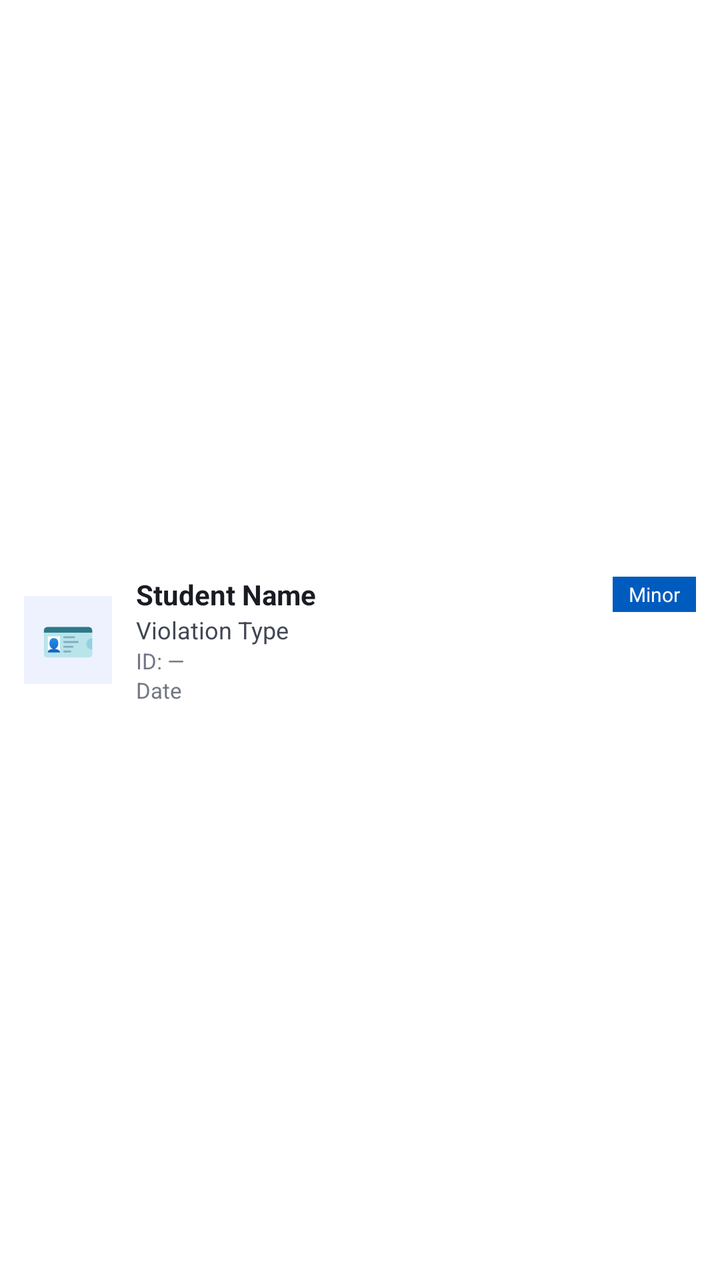
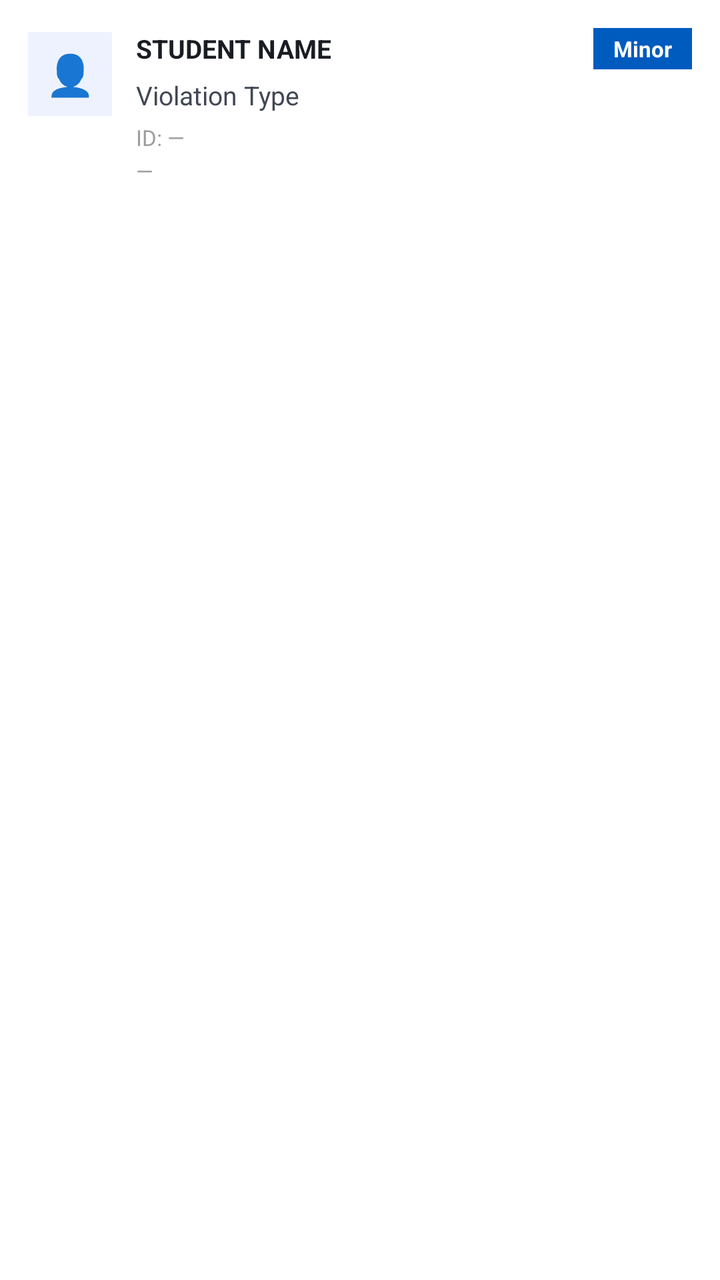

Before-and-after screenshots of an Android layout around one commit, followed by the original layout XML and the change that was made.
<!-- AndroidManifest.xml: application theme Theme.MBSISS -->
<!-- res/layout/item_violation_log.xml -->
<?xml version="1.0" encoding="utf-8"?>
<LinearLayout
    xmlns:android="http://schemas.android.com/apk/res/android"
    android:layout_width="match_parent"
    android:layout_height="wrap_content"
    android:orientation="horizontal"
    android:background="#FFFFFF"
    android:padding="12dp"
    android:layout_marginBottom="8dp"
    android:elevation="1dp"
    android:gravity="center_vertical">

    
    <TextView
        android:layout_width="44dp"
        android:layout_height="44dp"
        android:text="🪪"
        android:textSize="22sp"
        android:gravity="center"
        android:background="#EEF2FF"
        android:layout_marginEnd="12dp"/>

    
    <LinearLayout
        android:layout_width="0dp"
        android:layout_height="wrap_content"
        android:layout_weight="1"
        android:orientation="vertical">

        <LinearLayout
            android:layout_width="match_parent"
            android:layout_height="wrap_content"
            android:orientation="horizontal"
            android:gravity="center_vertical">

            <TextView
                android:id="@+id/tvLogStudentName"
                android:layout_width="0dp"
                android:layout_height="wrap_content"
                android:layout_weight="1"
                android:text="Student Name"
                android:textSize="14sp"
                android:textStyle="bold"
                android:textColor="#191C23"/>

            <TextView
                android:id="@+id/tvLogSeverity"
                android:layout_width="wrap_content"
                android:layout_height="wrap_content"
                android:text="Minor"
                android:textSize="10sp"
                android:textColor="#FFFFFF"
                android:paddingHorizontal="8dp"
                android:paddingVertical="2dp"
                android:background="#005BBF"/>
        </LinearLayout>

        <TextView
            android:id="@+id/tvLogViolation"
            android:layout_width="wrap_content"
            android:layout_height="wrap_content"
            android:text="Violation Type"
            android:textSize="12sp"
            android:textColor="#414754"/>

        <TextView
            android:id="@+id/tvLogStudentId"
            android:layout_width="wrap_content"
            android:layout_height="wrap_content"
            android:text="ID: —"
            android:textSize="11sp"
            android:textColor="#727785"/>

        <TextView
            android:id="@+id/tvLogDate"
            android:layout_width="wrap_content"
            android:layout_height="wrap_content"
            android:text="Date"
            android:textSize="11sp"
            android:textColor="#727785"/>
    </LinearLayout>
</LinearLayout>
<!-- resources referenced by this layout -->
<resources>
  <style name="Theme.MBSISS" parent="Base.Theme.MBSISS" />
  <style name="Base.Theme.MBSISS" parent="Theme.Material3.DayNight.NoActionBar">
          
          
      </style>
</resources>

<!-- the commit's change to res/layout/item_violation_log.xml (unified diff, before → after) -->
@@ -5,20 +5,21 @@
     android:layout_height="wrap_content"
     android:orientation="horizontal"
     android:background="#FFFFFF"
-    android:padding="12dp"
-    android:layout_marginBottom="8dp"
+    android:padding="14dp"
+    android:layout_marginBottom="10dp"
     android:elevation="1dp"
-    android:gravity="center_vertical">
+    android:gravity="top">
 
     
     <TextView
-        android:layout_width="44dp"
-        android:layout_height="44dp"
-        android:text="🪪"
-        android:textSize="22sp"
+        android:layout_width="42dp"
+        android:layout_height="42dp"
+        android:text="👤"
+        android:textSize="20sp"
         android:gravity="center"
         android:background="#EEF2FF"
-        android:layout_marginEnd="12dp"/>
+        android:layout_marginEnd="12dp"
+        android:layout_marginTop="2dp"/>
 
     
     <LinearLayout
@@ -27,56 +28,69 @@
         android:layout_weight="1"
         android:orientation="vertical">
 
+        
         <LinearLayout
             android:layout_width="match_parent"
             android:layout_height="wrap_content"
             android:orientation="horizontal"
-            android:gravity="center_vertical">
+            android:gravity="center_vertical"
+            android:layout_marginBottom="4dp">
 
             <TextView
                 android:id="@+id/tvLogStudentName"
                 android:layout_width="0dp"
                 android:layout_height="wrap_content"
                 android:layout_weight="1"
-                android:text="Student Name"
-                android:textSize="14sp"
+                android:text="STUDENT NAME"
+                android:textSize="13sp"
                 android:textStyle="bold"
-                android:textColor="#191C23"/>
+                android:textColor="#191C23"
+                android:maxLines="2"
+                android:ellipsize="end"
+                android:layout_marginEnd="8dp"/>
 
+            
             <TextView
                 android:id="@+id/tvLogSeverity"
                 android:layout_width="wrap_content"
                 android:layout_height="wrap_content"
                 android:text="Minor"
-                android:textSize="10sp"
+                android:textSize="11sp"
+                android:textStyle="bold"
                 android:textColor="#FFFFFF"
-                android:paddingHorizontal="8dp"
-                android:paddingVertical="2dp"
+                android:paddingHorizontal="10dp"
+                android:paddingVertical="3dp"
                 android:background="#005BBF"/>
         </LinearLayout>
 
+        
         <TextView
             android:id="@+id/tvLogViolation"
             android:layout_width="wrap_content"
             android:layout_height="wrap_content"
             android:text="Violation Type"
-            android:textSize="12sp"
-            android:textColor="#414754"/>
+            android:textSize="13sp"
+            android:textColor="#414754"
+            android:layout_marginBottom="5dp"/>
 
+        
         <TextView
             android:id="@+id/tvLogStudentId"
             android:layout_width="wrap_content"
             android:layout_height="wrap_content"
             android:text="ID: —"
             android:textSize="11sp"
-            android:textColor="#727785"/>
+            android:textColor="#9E9E9E"
+            android:layout_marginBottom="2dp"/>
 
+        
         <TextView
             android:id="@+id/tvLogDate"
             android:layout_width="wrap_content"
             android:layout_height="wrap_content"
-            android:text="Date"
+            android:text="—"
             android:textSize="11sp"
-            android:textColor="#727785"/>
+            android:textColor="#9E9E9E"/>
+
     </LinearLayout>
 </LinearLayout>
